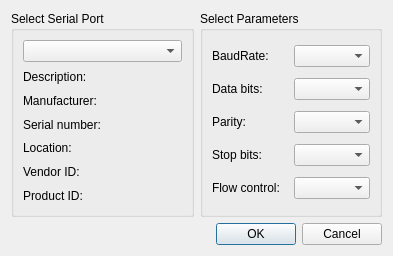
This is software/desktop/connectdialog.ui in dektronics/printalyzer-densitometer as Qt 5 draws it before an edit. The edited form follows.
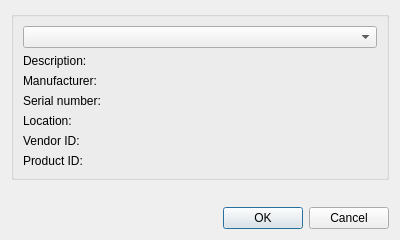
This is the edited form.

Commit message:
Remove serial port parameters from desktop connect dialog
Since we control both ends of the connection, there really is no reason
to keep these in here and confuse users.

What changed in the file:
```diff
--- a/software/desktop/connectdialog.ui
+++ b/software/desktop/connectdialog.ui
@@ -6,18 +6,18 @@
    <rect>
     <x>0</x>
     <y>0</y>
-    <width>393</width>
-    <height>256</height>
+    <width>400</width>
+    <height>240</height>
    </rect>
   </property>
   <property name="windowTitle">
    <string>Open Connection</string>
   </property>
-  <layout class="QGridLayout" name="gridLayout_3">
-   <item row="0" column="0">
+  <layout class="QVBoxLayout" name="verticalLayout">
+   <item>
     <widget class="QGroupBox" name="selectBox">
      <property name="title">
-      <string>Select Serial Port</string>
+      <string/>
      </property>
      <layout class="QGridLayout" name="gridLayout">
       <item row="0" column="0">
@@ -68,66 +68,20 @@
      </layout>
     </widget>
    </item>
-   <item row="0" column="1">
-    <widget class="QGroupBox" name="parametersBox">
-     <property name="title">
-      <string>Select Parameters</string>
+   <item>
+    <spacer name="verticalSpacer">
+     <property name="orientation">
+      <enum>Qt::Vertical</enum>
      </property>
-     <layout class="QGridLayout" name="gridLayout_2">
-      <item row="0" column="0">
-       <widget class="QLabel" name="baudRateLabel">
-        <property name="text">
-         <string>BaudRate:</string>
-        </property>
-       </widget>
-      </item>
-      <item row="0" column="1">
-       <widget class="QComboBox" name="baudRateBox"/>
-      </item>
-      <item row="1" column="0">
-       <widget class="QLabel" name="dataBitsLabel">
-        <property name="text">
-         <string>Data bits:</string>
-        </property>
-       </widget>
-      </item>
-      <item row="1" column="1">
-       <widget class="QComboBox" name="dataBitsBox"/>
-      </item>
-      <item row="2" column="0">
-       <widget class="QLabel" name="parityLabel">
-        <property name="text">
-         <string>Parity:</string>
-        </property>
-       </widget>
-      </item>
-      <item row="2" column="1">
-       <widget class="QComboBox" name="parityBox"/>
-      </item>
-      <item row="3" column="0">
-       <widget class="QLabel" name="stopBitsLabel">
-        <property name="text">
-         <string>Stop bits:</string>
-        </property>
-       </widget>
-      </item>
-      <item row="3" column="1">
-       <widget class="QComboBox" name="stopBitsBox"/>
-      </item>
-      <item row="4" column="0">
-       <widget class="QLabel" name="flowControlLabel">
-        <property name="text">
-         <string>Flow control:</string>
-        </property>
-       </widget>
-      </item>
-      <item row="4" column="1">
-       <widget class="QComboBox" name="flowControlBox"/>
-      </item>
-     </layout>
-    </widget>
+     <property name="sizeHint" stdset="0">
+      <size>
+       <width>20</width>
+       <height>40</height>
+      </size>
+     </property>
+    </spacer>
    </item>
-   <item row="1" column="0" colspan="2">
+   <item>
     <widget class="QDialogButtonBox" name="buttonBox">
      <property name="orientation">
       <enum>Qt::Horizontal</enum>
```
The commit also changes 3 other files.
